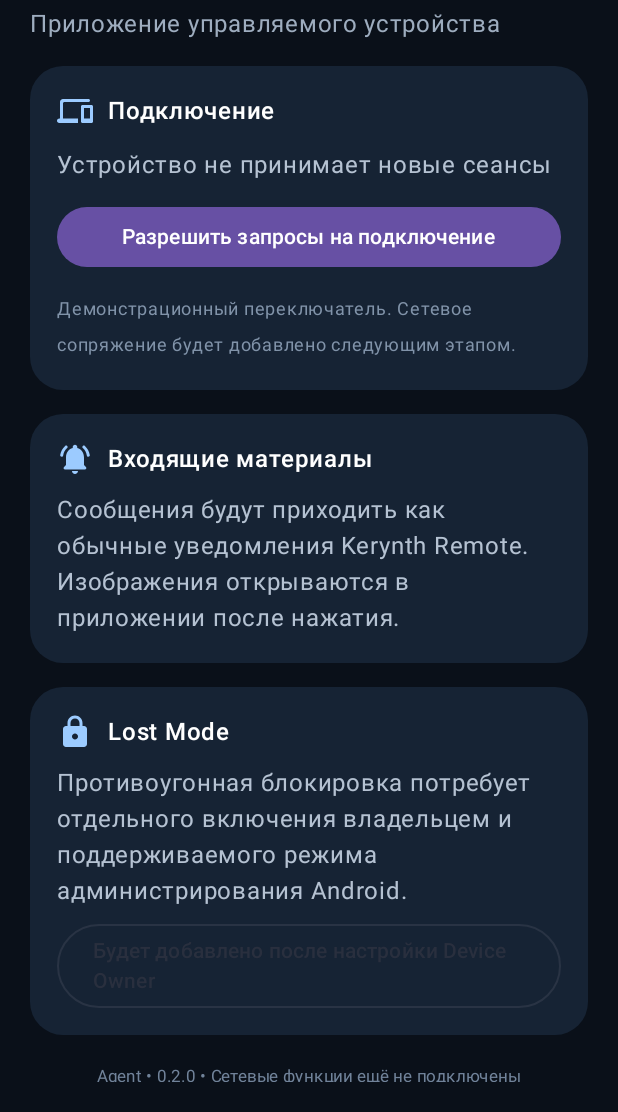
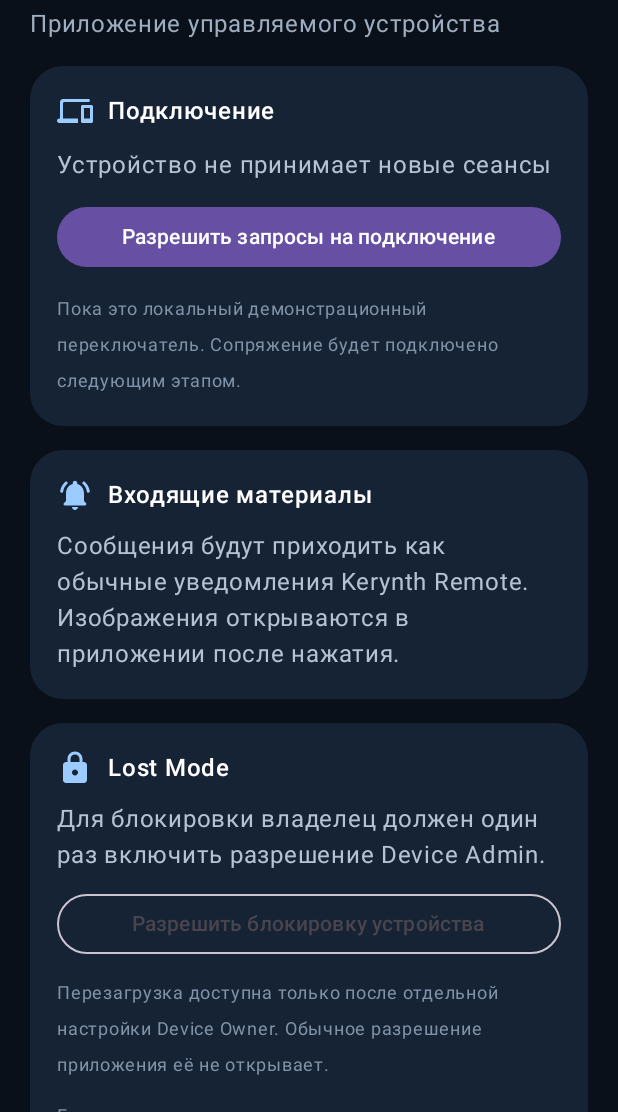
Before and after one commit to Krutoy158/Kerynth-Remote, an Android app built with Jetpack Compose: the screen it shows after launch (MainActivity), on a phone screen of 412 x 824 dp, the part 124-1236 px from its top. Run offline under Robolectric (Android 15) with nearby library versions, the phone set to English and light mode, and no system bars; 2 statements that could not run were skipped.

Commit message:
Add owner-enabled Lost Mode controls in Agent

```diff
--- a/receiver/src/main/java/com/kerynth/remote/agent/MainActivity.kt
+++ b/receiver/src/main/java/com/kerynth/remote/agent/MainActivity.kt
@@ -1,5 +1,8 @@
 package com.kerynth.remote.agent
 
+import android.app.admin.DevicePolicyManager
+import android.content.ComponentName
+import android.content.Intent
 import android.os.Bundle
 import androidx.activity.ComponentActivity
 import androidx.activity.compose.setContent
@@ -11,6 +14,8 @@ import androidx.compose.foundation.layout.fillMaxSize
 import androidx.compose.foundation.layout.fillMaxWidth
 import androidx.compose.foundation.layout.padding
 import androidx.compose.foundation.layout.size
+import androidx.compose.foundation.rememberScrollState
+import androidx.compose.foundation.verticalScroll
 import androidx.compose.foundation.shape.RoundedCornerShape
 import androidx.compose.material.icons.Icons
 import androidx.compose.material.icons.rounded.Devices
@@ -26,8 +31,8 @@ import androidx.compose.material3.Text
 import androidx.compose.runtime.Composable
 import androidx.compose.runtime.getValue
 import androidx.compose.runtime.mutableStateOf
+import androidx.compose.runtime.setValue
 import androidx.compose.runtime.saveable.rememberSaveable
-import androidx.compose.runtime.setValue
 import androidx.compose.ui.Alignment
 import androidx.compose.ui.Modifier
 import androidx.compose.ui.graphics.Color
@@ -36,16 +41,74 @@ import androidx.compose.ui.unit.dp
 import androidx.compose.ui.unit.sp
 
 class MainActivity : ComponentActivity() {
+    private lateinit var devicePolicyManager: DevicePolicyManager
+    private lateinit var adminComponent: ComponentName
+
+    private var adminActive by mutableStateOf(false)
+    private var deviceOwner by mutableStateOf(false)
+
     override fun onCreate(savedInstanceState: Bundle?) {
         super.onCreate(savedInstanceState)
+
+        devicePolicyManager = getSystemService(DevicePolicyManager::class.java)
+        adminComponent = ComponentName(this, KerynthDeviceAdminReceiver::class.java)
+        refreshAdminState()
+
         setContent {
-            AgentScreen()
+            AgentScreen(
+                adminActive = adminActive,
+                deviceOwner = deviceOwner,
+                onRequestAdmin = ::requestAdmin,
+                onLockDevice = ::lockDevice,
+                onRebootDevice = ::rebootDevice
+            )
+        }
+    }
+
+    override fun onResume() {
+        super.onResume()
+        if (::devicePolicyManager.isInitialized) {
+            refreshAdminState()
+        }
+    }
+
+    private fun refreshAdminState() {
+        adminActive = devicePolicyManager.isAdminActive(adminComponent)
+        deviceOwner = devicePolicyManager.isDeviceOwnerApp(packageName)
+    }
+
+    private fun requestAdmin() {
+        val intent = Intent(DevicePolicyManager.ACTION_ADD_DEVICE_ADMIN).apply {
+            putExtra(DevicePolicyManager.EXTRA_DEVICE_ADMIN, adminComponent)
+            putExtra(
+                DevicePolicyManager.EXTRA_ADD_EXPLANATION,
+                "Kerynth Remote uses this permission only to lock this device when you activate Lost Mode."
+            )
+        }
+        startActivity(intent)
+    }
+
+    private fun lockDevice() {
+        if (devicePolicyManager.isAdminActive(adminComponent)) {
+            devicePolicyManager.lockNow()
+        }
+    }
+
+    private fun rebootDevice() {
+        if (devicePolicyManager.isDeviceOwnerApp(packageName)) {
+            devicePolicyManager.reboot(adminComponent)
         }
     }
 }
 
 @Composable
-private fun AgentScreen() {
+private fun AgentScreen(
+    adminActive: Boolean,
+    deviceOwner: Boolean,
+    onRequestAdmin: () -> Unit,
+    onLockDevice: () -> Unit,
+    onRebootDevice: () -> Unit
+) {
     var acceptingSessions by rememberSaveable { mutableStateOf(false) }
 
     MaterialTheme {
@@ -56,6 +119,7 @@ private fun AgentScreen() {
             Column(
                 modifier = Modifier
                     .fillMaxSize()
+                    .verticalScroll(rememberScrollState())
                     .padding(20.dp),
                 verticalArrangement = Arrangement.spacedBy(16.dp)
             ) {
@@ -127,7 +191,7 @@ private fun AgentScreen() {
                             )
                         }
                         Text(
-                            text = "Демонстрационный переключатель. Сетевое сопряжение будет добавлено следующим этапом.",
+                            text = "Пока это локальный демонстрационный переключатель. Сопряжение будет подключено следующим этапом.",
                             color = Color(0xFF8193A9),
                             fontSize = 12.sp
                         )
@@ -194,22 +258,55 @@ private fun AgentScreen() {
                             )
                         }
                         Text(
-                            text = "Противоугонная блокировка потребует отдельного включения владельцем и поддерживаемого режима администрирования Android.",
+                            text = if (adminActive) {
+                                "Разрешение Device Admin активно. Устройство можно заблокировать."
+                            } else {
+                                "Для блокировки владелец должен один раз включить разрешение Device Admin."
+                            },
                             color = Color(0xFFB5C2D2)
                         )
-                        OutlinedButton(
-                            onClick = {},
-                            enabled = false,
-                            modifier = Modifier.fillMaxWidth()
-                        ) {
-                            Text("Будет добавлено после настройки Device Owner")
+                        if (!adminActive) {
+                            OutlinedButton(
+                                onClick = onRequestAdmin,
+                                modifier = Modifier.fillMaxWidth()
+                            ) {
+                                Text("Разрешить блокировку устройства")
+                            }
+                        } else {
+                            Button(
+                                onClick = onLockDevice,
+                                modifier = Modifier.fillMaxWidth()
+                            ) {
+                                Text("Заблокировать это устройство")
+                            }
                         }
+                        Text(
+                            text = if (deviceOwner) {
+                                "Режим Device Owner активен. Доступна системная перезагрузка."
+                            } else {
+                                "Перезагрузка доступна только после отдельной настройки Device Owner. Обычное разрешение приложения её не открывает."
+                            },
+                            color = Color(0xFF8193A9),
+                            fontSize = 12.sp
+                        )
+                        if (deviceOwner) {
+                            OutlinedButton(
+                                onClick = onRebootDevice,
+                                modifier = Modifier.fillMaxWidth()
+                            ) {
+                                Text("Перезагрузить устройство")
+                            }
+                        }
+                        Text(
+                            text = "Геолокация появится после отдельного включения владельцем фонового доступа. В Lost Mode будет показываться последняя доступная позиция и время её получения.",
+                            color = Color(0xFF8193A9),
+                            fontSize = 12.sp
+                        )
                     }
                 }
 
-                Spacer(modifier = Modifier.weight(1f))
                 Text(
-                    text = "Agent • 0.2.0 • Сетевые функции ещё не подключены",
+                    text = "Agent • 0.3.0 • Удалённые команды ещё не подключены",
                     color = Color(0xFF71839A),
                     fontSize = 11.sp,
                     modifier = Modifier.align(Alignment.CenterHorizontally)
```
